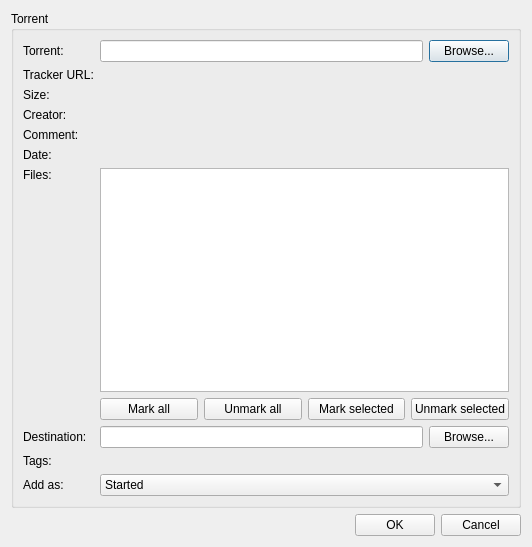
Qt form src/plugins/torrent/addtorrent.ui (0xd34df00d/leechcraft) before a commit.
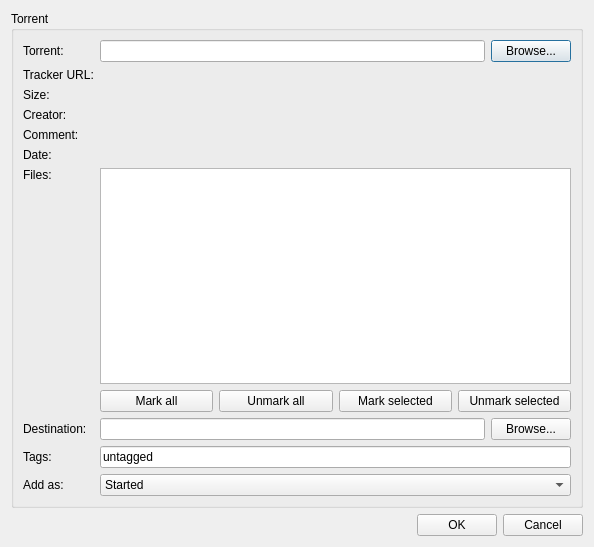
The same form after that commit. Icons and pictures are not drawn. Custom widgets are drawn as their Qt base class.

Commit message: * BitTorrent: Add torrent on Enter in tags line.

```diff
--- a/src/plugins/torrent/addtorrent.ui
+++ b/src/plugins/torrent/addtorrent.ui
@@ -1,11 +1,11 @@
 <ui version="4.0" >
  <class>AddTorrent</class>
- <widget class="QDialog" name="AddTorrent" >
-  <property name="geometry" >
+ <widget class="QDialog" name="AddTorrent">
+  <property name="geometry">
    <rect>
     <x>0</x>
     <y>0</y>
-    <width>532</width>
+    <width>594</width>
     <height>547</height>
    </rect>
   </property>
@@ -195,9 +195,9 @@
         </property>
        </widget>
       </item>
-      <item row="10" column="1" >
-       <widget class="LeechCraft::Util::TagsLineEdit" native="1" name="TagsEdit_" >
-        <property name="text" stdset="0" >
+      <item row="10" column="1">
+       <widget class="LeechCraft::Util::TagsLineEdit" name="TagsEdit_">
+        <property name="text">
          <string>untagged</string>
         </property>
        </widget>
@@ -281,8 +281,8 @@
  <customwidgets>
   <customwidget>
    <class>LeechCraft::Util::TagsLineEdit</class>
-   <extends>QWidget</extends>
-   <header location="global" >plugininterface/tagslineedit.h</header>
+   <extends>QLineEdit</extends>
+   <header location="global">plugininterface/tagslineedit.h</header>
   </customwidget>
  </customwidgets>
  <resources>
```
Left out of the diff: 247 changed lines with no effect on the pictures.
